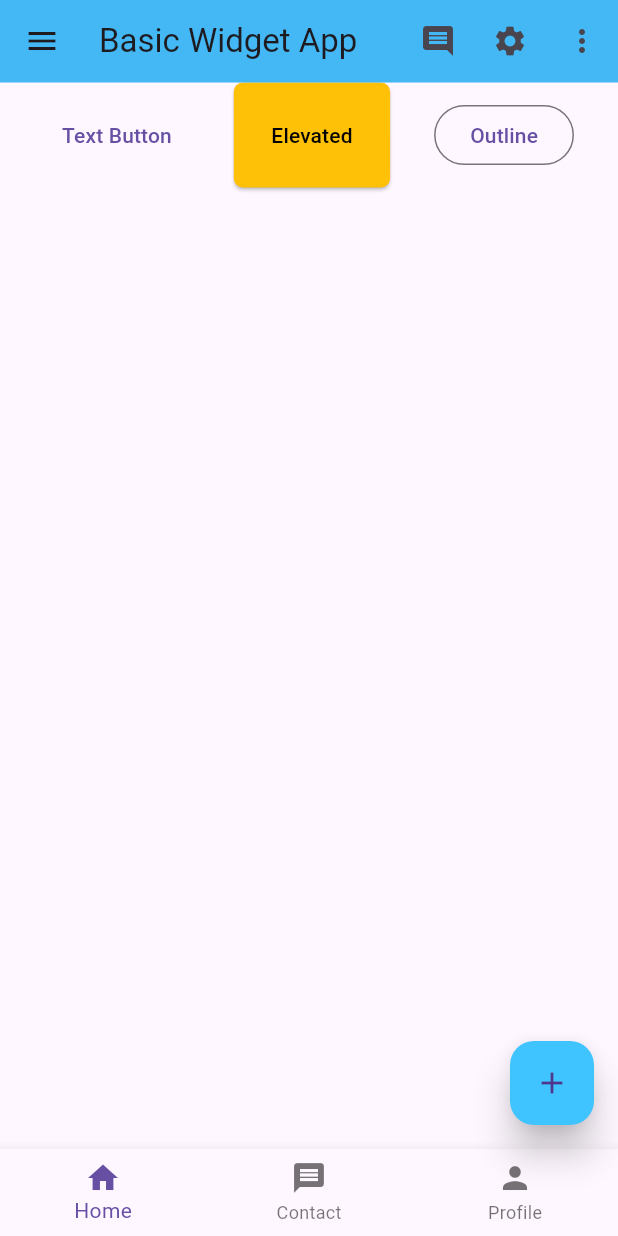
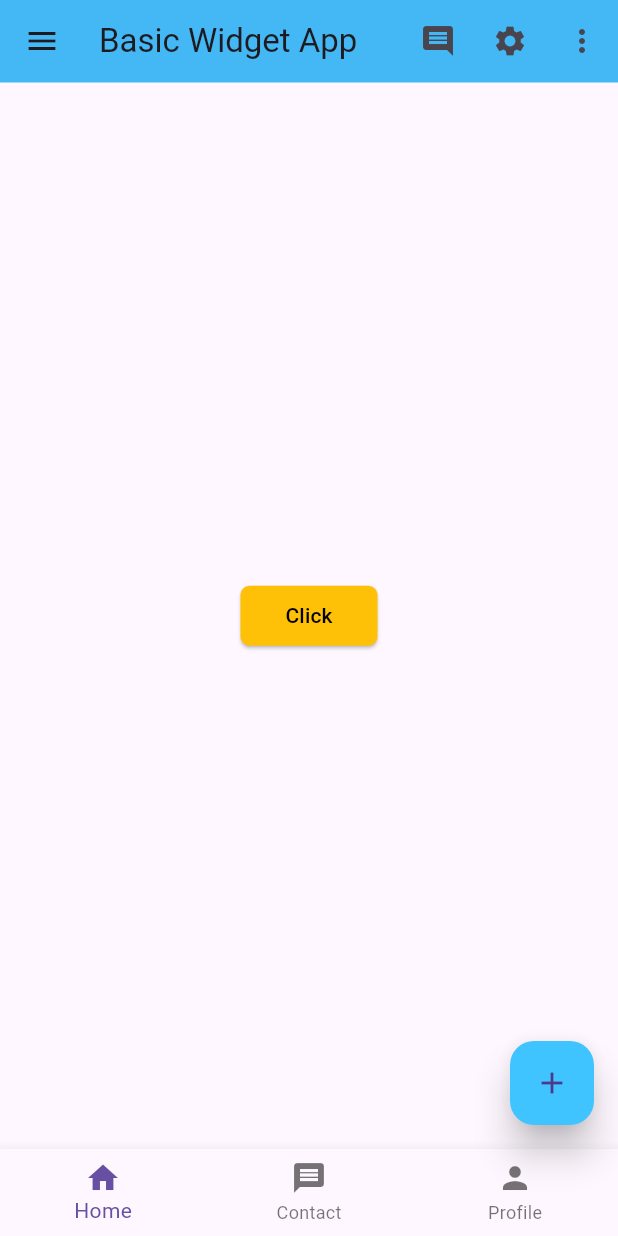
Before and after one commit to sazidmahmud36/flutter_world, a Flutter app: the screen it shows after launch, on a phone screen of 412 x 824 dp. Run offline on Flutter 3.47's test engine with Material 3 defaults, Android fonts, the phone set to English and light mode, and no system bars.

Commit message:
Alert Dialog

```diff
--- a/basic_wiz/lib/main.dart
+++ b/basic_wiz/lib/main.dart
@@ -25,12 +25,27 @@ class HomeActivity extends StatelessWidget{
         SnackBar(content: Text(message))
     );
   }
+  MyAlertDialog(context){
+    return showDialog(context: context, builder: (BuildContext context){
+      return Expanded(child: AlertDialog(
+        title: Text("ALERT!!"),
+        content: Text("Do you want to delete?"),
+        actions: [
+          TextButton(onPressed: (){
+            MySnackBar("Deleted Successfully!", context);
+            Navigator.of(context).pop();
+          }, child: Text("Yes")),
+          TextButton(onPressed: (){Navigator.of(context).pop();}, child: Text("No")),
+        ],
+      ));
+    });
+  }
 
 
   @override
   Widget build(BuildContext context) {
     final ButtonStyle buttonStyle = ElevatedButton.styleFrom(
-      padding: EdgeInsets.all(25),
+      padding: EdgeInsets.fromLTRB(30, 10, 30, 10),
       backgroundColor: Colors.amber,
       foregroundColor: Colors.black,
       shape: RoundedRectangleBorder(
@@ -171,13 +186,16 @@ class HomeActivity extends StatelessWidget{
       //     Container(height: 100, width: 100,child: Image.network("https://avatars.githubusercontent.com/u/45362238?v=4"),),
       //     Container(height: 100, width: 100,child: Image.network("https://avatars.githubusercontent.com/u/45362238?v=4"),),
       // ],),
-      body: Row(
-        mainAxisAlignment: MainAxisAlignment.spaceEvenly,
-        children: [
-          TextButton(onPressed: (){MySnackBar("This is Text Button", context);}, child: Text("Text Button")),
-          ElevatedButton(onPressed: (){MySnackBar("This is elevated Button", context);}, child: Text("Elevated"),style: buttonStyle,),
-          OutlinedButton(onPressed: (){MySnackBar("This is Outline Button", context);}, child: Text("Outline"))
-        ],
+      // body: Row(
+      //   mainAxisAlignment: MainAxisAlignment.spaceEvenly,
+      //   children: [
+      //     TextButton(onPressed: (){MySnackBar("This is Text Button", context);}, child: Text("Text Button")),
+      //     ElevatedButton(onPressed: (){MySnackBar("This is elevated Button", context);}, child: Text("Elevated"),style: buttonStyle,),
+      //     OutlinedButton(onPressed: (){MySnackBar("This is Outline Button", context);}, child: Text("Outline"))
+      //   ],
+      // ),
+      body: Center(
+        child: ElevatedButton(onPressed: (){MyAlertDialog(context);}, child: Text("Click"),style: buttonStyle,),
       ),
 
     );
```
